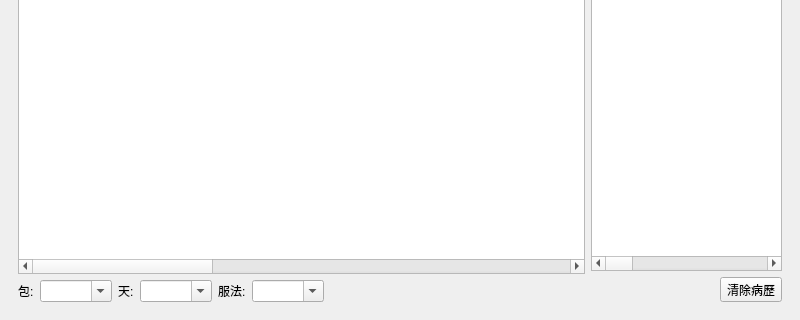
First picture: the form in ui/ins_prescript_record.ui, repository picacat/pyMedical, before the edit; both pictures show x 0 to 800 and y 280 to 600 of the 800 by 600 pixel window.
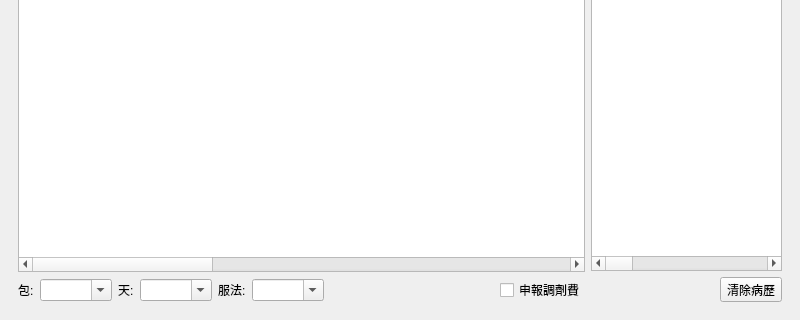
Second picture: the form after the edit. Icons and pictures are not drawn.

The edit to the form file:
```diff
--- a/ui/ins_prescript_record.ui
+++ b/ui/ins_prescript_record.ui
@@ -363,6 +363,13 @@
              </property>
             </spacer>
            </item>
+           <item>
+            <widget class="QCheckBox" name="checkBox_pharmacy">
+             <property name="text">
+              <string>申報調劑費</string>
+             </property>
+            </widget>
+           </item>
           </layout>
          </item>
         </layout>
```
